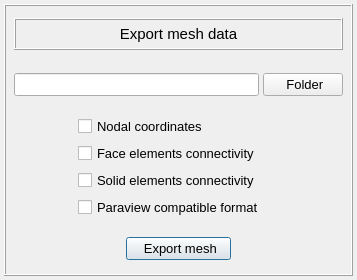
Before: the Qt Designer form data/ui_files/data_handler/export_mesh.ui in MOPT-UFSC/VIBRA, drawn with Qt 5.
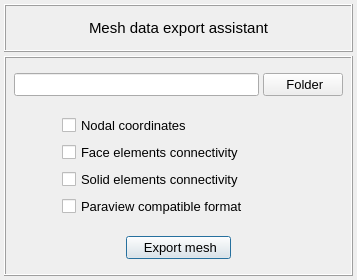
After: the same form once the commit is applied.

Commit message: Minor adjustments - mesh data export

What changed in the file:
```diff
--- a/data/ui_files/data_handler/export_mesh.ui
+++ b/data/ui_files/data_handler/export_mesh.ui
@@ -43,7 +43,10 @@
    <property name="bottomMargin">
     <number>4</number>
    </property>
-   <item row="0" column="0">
+   <property name="spacing">
+    <number>4</number>
+   </property>
+   <item row="1" column="0">
     <widget class="QFrame" name="frame">
      <property name="frameShape">
       <enum>QFrame::Box</enum>
@@ -64,75 +67,9 @@
       <property name="bottomMargin">
        <number>4</number>
       </property>
-      <item row="0" column="0">
-       <widget class="QFrame" name="frame_3">
-        <property name="minimumSize">
-         <size>
-          <width>0</width>
-          <height>48</height>
-         </size>
-        </property>
-        <property name="maximumSize">
-         <size>
-          <width>16777215</width>
-          <height>48</height>
-         </size>
-        </property>
-        <property name="frameShape">
-         <enum>QFrame::NoFrame</enum>
-        </property>
-        <property name="frameShadow">
-         <enum>QFrame::Raised</enum>
-        </property>
-        <layout class="QGridLayout" name="gridLayout_3">
-         <property name="leftMargin">
-          <number>4</number>
-         </property>
-         <property name="topMargin">
-          <number>4</number>
-         </property>
-         <property name="rightMargin">
-          <number>4</number>
-         </property>
-         <property name="bottomMargin">
-          <number>4</number>
-         </property>
-         <item row="0" column="0">
-          <widget class="QLabel" name="label">
-           <property name="minimumSize">
-            <size>
-             <width>0</width>
-             <height>26</height>
-            </size>
-           </property>
-           <property name="maximumSize">
-            <size>
-             <width>16777215</width>
-             <height>32</height>
-            </size>
-           </property>
-           <property name="font">
-            <font>
-             <pointsize>11</pointsize>
-            </font>
-           </property>
-           <property name="frameShape">
-            <enum>QFrame::Box</enum>
-           </property>
-           <property name="frameShadow">
-            <enum>QFrame::Raised</enum>
-           </property>
-           <property name="text">
-            <string>Export mesh data</string>
-           </property>
-           <property name="alignment">
-            <set>Qt::AlignCenter</set>
-           </property>
-          </widget>
-         </item>
-        </layout>
-       </widget>
-      </item>
+      <property name="spacing">
+       <number>4</number>
+      </property>
       <item row="2" column="0">
        <widget class="QFrame" name="frame_2">
         <property name="frameShape">
@@ -158,10 +95,15 @@
           <widget class="QCheckBox" name="checkBox_nodal_coordinates">
            <property name="maximumSize">
             <size>
-             <width>200</width>
+             <width>232</width>
              <height>16777215</height>
             </size>
            </property>
+           <property name="font">
+            <font>
+             <pointsize>10</pointsize>
+            </font>
+           </property>
            <property name="toolTip">
             <string>&lt;html&gt;&lt;head/&gt;&lt;body&gt;&lt;p&gt;The nodal coordinates will be exported to the &amp;quot;nodal_coordinates.dat&amp;quot; file.&lt;/p&gt;&lt;/body&gt;&lt;/html&gt;</string>
            </property>
@@ -174,10 +116,15 @@
           <widget class="QCheckBox" name="checkBox_solid_elements_connectivity">
            <property name="maximumSize">
             <size>
-             <width>200</width>
+             <width>232</width>
              <height>16777215</height>
             </size>
            </property>
+           <property name="font">
+            <font>
+             <pointsize>10</pointsize>
+            </font>
+           </property>
            <property name="toolTip">
             <string>&lt;html&gt;&lt;head/&gt;&lt;body&gt;&lt;p&gt;The solid elements connectivity data will be exported to the &amp;quot;solid_elements_connectivity.dat&amp;quot; file.&lt;/p&gt;&lt;/body&gt;&lt;/html&gt;</string>
            </property>
@@ -190,10 +137,15 @@
           <widget class="QCheckBox" name="checkBox_export_vtu_file">
            <property name="maximumSize">
             <size>
-             <width>200</width>
+             <width>232</width>
              <height>16777215</height>
             </size>
            </property>
+           <property name="font">
+            <font>
+             <pointsize>10</pointsize>
+            </font>
+           </property>
            <property name="toolTip">
             <string>&lt;html&gt;&lt;head/&gt;&lt;body&gt;&lt;p&gt;The mesh data will be exported to the &amp;quot;mesh_data.vtu&amp;quot; file.&lt;/p&gt;&lt;/body&gt;&lt;/html&gt;</string>
            </property>
@@ -206,10 +158,15 @@
           <widget class="QCheckBox" name="checkBox_face_elements_connectivity">
            <property name="maximumSize">
             <size>
-             <width>200</width>
+             <width>232</width>
              <height>16777215</height>
             </size>
            </property>
+           <property name="font">
+            <font>
+             <pointsize>10</pointsize>
+            </font>
+           </property>
            <property name="toolTip">
             <string>&lt;html&gt;&lt;head/&gt;&lt;body&gt;&lt;p&gt;The face elements connectivity data will be exported to the &amp;quot;face_elements_connectivity.dat&amp;quot; file.&lt;/p&gt;&lt;/body&gt;&lt;/html&gt;</string>
            </property>
@@ -223,6 +180,12 @@
       </item>
       <item row="3" column="0">
        <widget class="QFrame" name="frame_4">
+        <property name="minimumSize">
+         <size>
+          <width>0</width>
+          <height>40</height>
+         </size>
+        </property>
         <property name="maximumSize">
          <size>
           <width>16777215</width>
@@ -260,6 +223,11 @@
          </item>
          <item row="0" column="1">
           <widget class="QPushButton" name="pushButton_export_mesh">
+           <property name="font">
+            <font>
+             <pointsize>10</pointsize>
+            </font>
+           </property>
            <property name="text">
             <string> Export mesh</string>
            </property>
@@ -280,6 +248,12 @@
       </item>
       <item row="1" column="0">
        <widget class="QFrame" name="frame_5">
+        <property name="minimumSize">
+         <size>
+          <width>0</width>
+          <height>40</height>
+         </size>
+        </property>
         <property name="frameShape">
          <enum>QFrame::NoFrame</enum>
         </property>
@@ -322,6 +296,75 @@
      </layout>
     </widget>
    </item>
+   <item row="0" column="0">
+    <widget class="QFrame" name="frame_3">
+     <property name="minimumSize">
+      <size>
+       <width>0</width>
+       <height>40</height>
+      </size>
+     </property>
+     <property name="maximumSize">
+      <size>
+       <width>16777215</width>
+       <height>48</height>
+      </size>
+     </property>
+     <property name="frameShape">
+      <enum>QFrame::Box</enum>
+     </property>
+     <property name="frameShadow">
+      <enum>QFrame::Raised</enum>
+     </property>
+     <layout class="QGridLayout" name="gridLayout_3">
+      <property name="leftMargin">
+       <number>4</number>
+      </property>
+      <property name="topMargin">
+       <number>4</number>
+      </property>
+      <property name="rightMargin">
+       <number>4</number>
+      </property>
+      <property name="bottomMargin">
+       <number>4</number>
+      </property>
+      <item row="0" column="0">
+       <widget class="QLabel" name="label">
+        <property name="minimumSize">
+         <size>
+          <width>0</width>
+          <height>26</height>
+         </size>
+        </property>
+        <property name="maximumSize">
+         <size>
+          <width>16777215</width>
+          <height>32</height>
+         </size>
+        </property>
+        <property name="font">
+         <font>
+          <pointsize>11</pointsize>
+         </font>
+        </property>
+        <property name="frameShape">
+         <enum>QFrame::NoFrame</enum>
+        </property>
+        <property name="frameShadow">
+         <enum>QFrame::Raised</enum>
+        </property>
+        <property name="text">
+         <string>Mesh data export assistant</string>
+        </property>
+        <property name="alignment">
+         <set>Qt::AlignCenter</set>
+        </property>
+       </widget>
+      </item>
+     </layout>
+    </widget>
+   </item>
   </layout>
  </widget>
  <resources/>
```
Left out of the diff: 5 changed lines with no effect on the pictures. The commit also changes 1 other file.
